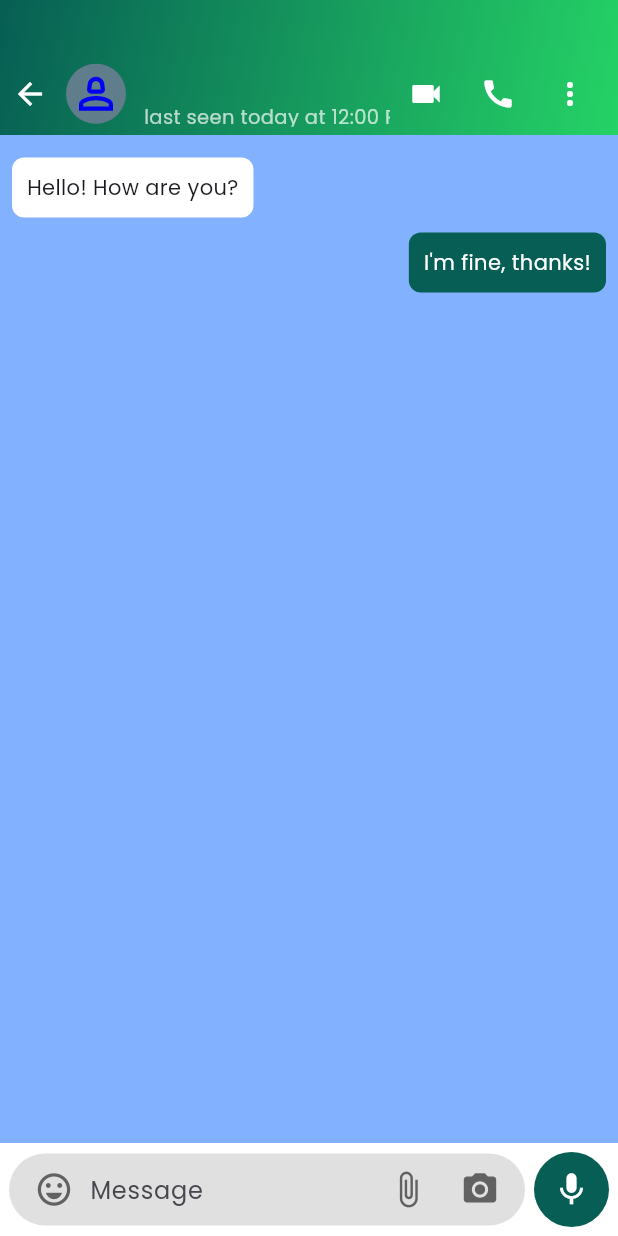
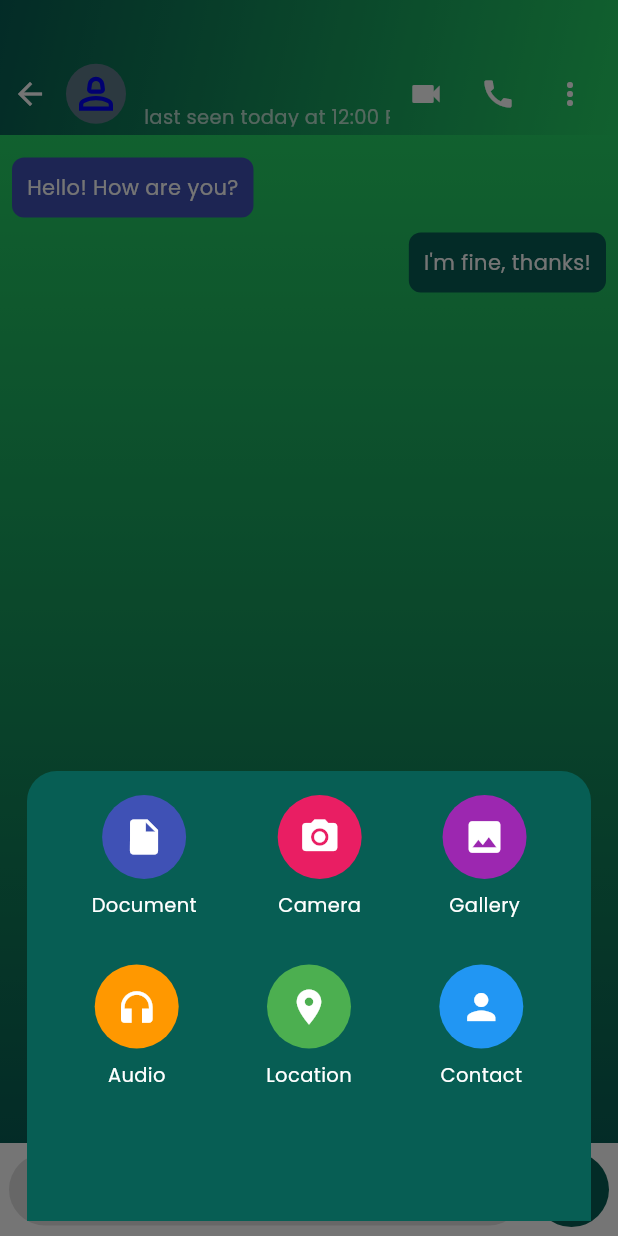
Before and after one commit to San2021331091/voxa-social-chat-app, a Flutter app: the IndividualPage screen opened directly with empty values, after a tap on the "attach file" icon, on a phone screen of 412 x 824 dp. Run offline on Flutter 3.47's test engine with Material 3 defaults, Android fonts, the phone set to English and light mode, and no system bars; drawn by our look-alikes of marquee; our stand-ins replace flutter_contacts, flutter_svg, geolocator, image_picker.

Commit message:
individual chat input design

```diff
--- a/frontend/voxa/lib/screens/individualpage.dart
+++ b/frontend/voxa/lib/screens/individualpage.dart
@@ -1,9 +1,12 @@
+import 'package:file_picker/file_picker.dart';
 import 'package:flutter/material.dart';
 import 'package:flutter_svg/flutter_svg.dart';
+import 'package:geolocator/geolocator.dart';
+import 'package:image_picker/image_picker.dart';
 import 'package:marquee/marquee.dart';
 import 'package:voxa/colors/colors.dart';
 import 'package:voxa/model/chatmodel.dart';
-
+import 'package:flutter_contacts/flutter_contacts.dart';
 class IndividualPage extends StatefulWidget {
   const IndividualPage({super.key, required this.chatModel});
   final ChatModel chatModel;
@@ -143,25 +146,32 @@ void initState() {
               ],
             ),
           ),
-
-          // BODY - Chat area
+// BODY - Chat area (Gradient Background)
 Expanded(
   child: Container(
-              color: Colors.blueAccent[100],
+    decoration: const BoxDecoration(
+      gradient: LinearGradient(
+        begin: Alignment.topCenter,
+        end: Alignment.bottomCenter,
+        colors: [
+          AppColor.lightGreen, // light green
+          AppColor.tealGreen,  // dark green
+        ],
+      ),
+    ),
     child: ListView(
       padding: const EdgeInsets.symmetric(horizontal: 8, vertical: 10),
       children: [
-                  // Sample messages
         Align(
           alignment: Alignment.centerLeft,
           child: Container(
             padding: const EdgeInsets.all(10),
             margin: const EdgeInsets.symmetric(vertical: 5),
             decoration: BoxDecoration(
-                        color: Colors.white,
+              color: Colors.indigo,
               borderRadius: BorderRadius.circular(8),
             ),
-                      child: const Text("Hello! How are you?"),
+            child: const Text("Hello! How are you?", style: TextStyle(color: Colors.white)),
           ),
         ),
         Align(
@@ -185,6 +195,7 @@ void initState() {
 ),
 
 
+
 Container(
   padding: const EdgeInsets.symmetric(horizontal: 6, vertical: 6),
   color: Colors.white,
@@ -206,7 +217,7 @@ Container(
                   Icons.emoji_emotions_outlined,
                   size: 26,
                   color: Colors.grey.shade700,
-                  weight: 700,
+                  weight: 900,
                 ),
                 onPressed: () {},
               ),
@@ -230,9 +241,15 @@ Container(
                   Icons.attach_file,
                   size: 26,
                   color: Colors.grey.shade700,
-                  weight: 700,
+                  weight:600,
                 ),
-                onPressed: () {},
+                onPressed: () {
+
+
+                  showModalBottomSheet(
+                    backgroundColor: Colors.transparent,
+                    context: context, builder: (builder)=>bottomSheet());
+                },
               ),
 
               // Camera
@@ -243,7 +260,9 @@ Container(
                   color: Colors.grey.shade700,
                   weight: 700,
                 ),
-                onPressed: () {},
+                onPressed: () {
+                 openCamera();
+                },
               ),
             ],
           ),
@@ -287,4 +306,222 @@ Container(
       ),
     );
   }
+
+Widget bottomSheet() {
+  return Container(
+    margin: const EdgeInsets.symmetric(horizontal: 18, vertical: 10),
+    height: 300,
+    padding: const EdgeInsets.all(16),
+    decoration: const BoxDecoration(
+      color: AppColor.tealGreen,
+      borderRadius: BorderRadius.only(
+        topLeft: Radius.circular(20),
+        topRight: Radius.circular(20),
+      ),
+    ),
+    child: Column(
+      children: [
+        Row(
+          mainAxisAlignment: MainAxisAlignment.spaceAround,
+          children: [
+            _attachmentItem(
+              icon: Icons.insert_drive_file,
+              label: "Document",
+              color: Colors.indigo,
+              onTap: () {
+                Navigator.pop(context);
+                pickDocument();
+              },
+            ),
+            _attachmentItem(
+              icon: Icons.camera_alt,
+              label: "Camera",
+              color: Colors.pink,
+              onTap: () {
+                Navigator.pop(context);
+                openCamera();
+              },
+            ),
+            _attachmentItem(
+              icon: Icons.photo,
+              label: "Gallery",
+              color: Colors.purple,
+              onTap: () {
+                Navigator.pop(context);
+               pickImage();
+              },
+            ),
+          ],
+        ),
+
+        const SizedBox(height: 30),
+
+        Row(
+          mainAxisAlignment: MainAxisAlignment.spaceAround,
+          children: [
+            _attachmentItem(
+              icon: Icons.headphones,
+              label: "Audio",
+              color: Colors.orange,
+              onTap: () {
+                Navigator.pop(context);
+                pickAudio();
+              },
+            ),
+            _attachmentItem(
+              icon: Icons.location_on,
+              label: "Location",
+              color: Colors.green,
+              onTap: () {
+                Navigator.pop(context);
+               shareLocation();
+              },
+            ),
+            _attachmentItem(
+              icon: Icons.person,
+              label: "Contact",
+              color: Colors.blue,
+              onTap: () {
+                Navigator.pop(context);
+               openContactPicker();
+              },
+            ),
+          ],
+        ),
+      ],
+    ),
+  );
 }
+Widget _attachmentItem({
+  required IconData icon,
+  required String label,
+  required Color color,
+  required VoidCallback onTap,
+}) {
+  return InkWell(
+    onTap: onTap,
+    child: Column(
+      children: [
+        CircleAvatar(
+          radius: 28,
+          backgroundColor: color,
+          child: Icon(icon, color: Colors.white, size: 28),
+        ),
+        const SizedBox(height: 8),
+        Text(
+          label,
+          style: const TextStyle(fontSize: 13, color: Colors.white),
+        ),
+      ],
+    ),
+  );
+}
+
+Future<void> pickDocument() async {
+  final result = await FilePicker.platform.pickFiles(
+    type: FileType.custom,
+    allowedExtensions: ['pdf', 'doc', 'docx', 'zip'],
+  );
+
+  if (result != null) {
+    final file = result.files.single;
+    print("Document picked: ${file.name}");
+  }
+}
+
+final ImagePicker _imagePicker = ImagePicker();
+
+Future<void> pickImage() async {
+  final XFile? image =
+      await _imagePicker.pickImage(source: ImageSource.gallery);
+
+  if (image != null) {
+    print("Image picked: ${image.path}");
+  }
+}
+
+Future<void> openCamera() async {
+  final XFile? photo =
+      await _imagePicker.pickImage(source: ImageSource.camera);
+
+  if (photo != null) {
+    print("Photo captured: ${photo.path}");
+  }
+}
+
+Future<void> pickAudio() async {
+  final result = await FilePicker.platform.pickFiles(
+    type: FileType.audio,
+  );
+
+  if (result != null) {
+    print("Audio picked: ${result.files.single.name}");
+  }
+}
+
+Future<void> shareLocation() async {
+  bool serviceEnabled = await Geolocator.isLocationServiceEnabled();
+  if (!serviceEnabled) return;
+
+  LocationPermission permission = await Geolocator.checkPermission();
+  if (permission == LocationPermission.denied) {
+    permission = await Geolocator.requestPermission();
+  }
+
+  if (permission == LocationPermission.deniedForever) return;
+
+  final position = await Geolocator.getCurrentPosition();
+  print("Location: ${position.latitude}, ${position.longitude}");
+}
+
+
+
+Future<void> openContactPicker() async {
+  if (!await FlutterContacts.requestPermission()) return;
+
+  final contacts = await FlutterContacts.getContacts(
+    withProperties: true,
+    withPhoto: true,
+  );
+
+  showModalBottomSheet(
+    context: context,
+    isScrollControlled: true,
+    builder: (_) {
+      return SizedBox(
+        height: MediaQuery.of(context).size.height * 0.7,
+        child: ListView.builder(
+          itemCount: contacts.length,
+          itemBuilder: (_, index) {
+            final c = contacts[index];
+            return ListTile(
+              leading: CircleAvatar(
+                child: Text(
+                  c.displayName.isNotEmpty
+                      ? c.displayName[0]
+                      : "?",
+                ),
+              ),
+              title: Text(c.displayName),
+              subtitle: Text(
+                c.phones.isNotEmpty
+                    ? c.phones.first.number
+                    : "No number",
+              ),
+              onTap: () {
+                Navigator.pop(context);
+                print("Selected: ${c.displayName}");
+              },
+            );
+          },
+        ),
+      );
+    },
+  );
+}
+
+
+
+
+
+}
```
Also changed, not shown: frontend/voxa/pubspec.yaml (+8 -1 lines), frontend/voxa/pubspec.lock, 2 other files. Lines whose indentation alone changed are shown as unchanged.
